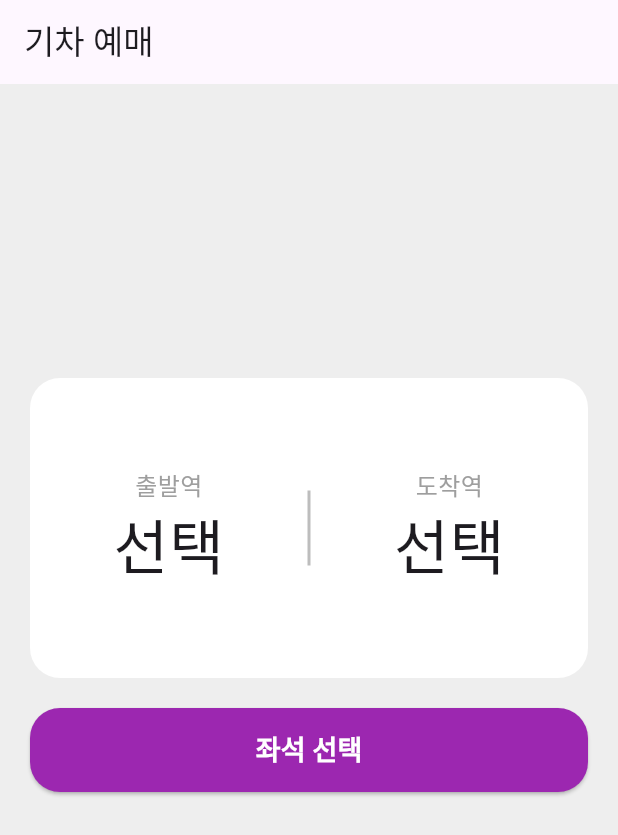
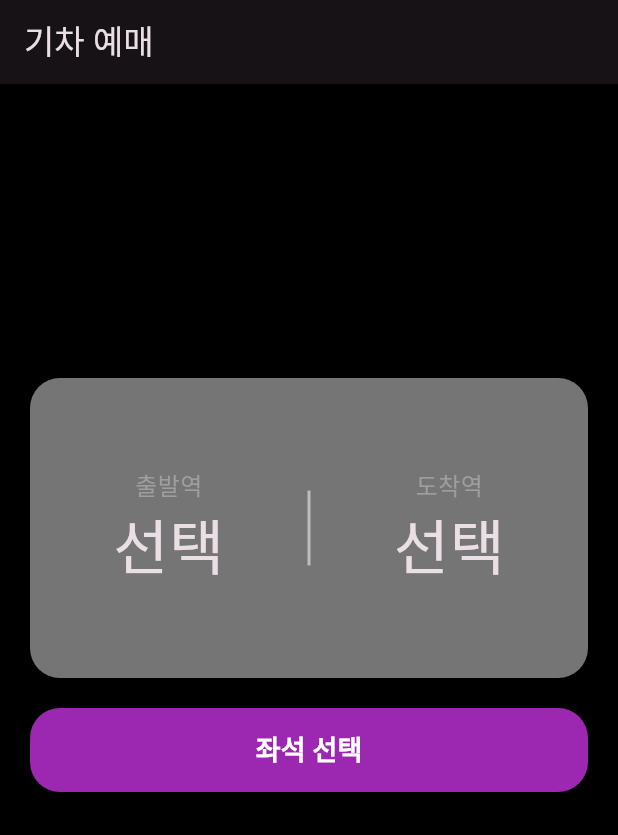
Before and after one commit to kywmania/flutter_train_app, a Flutter app: the screen it shows after launch, on a phone screen of 412 x 824 dp. Shown: the top 835 px of the screen. Run offline on Flutter 3.47's test engine with Material 3 defaults, Android fonts, the phone set to English and light mode, and no system bars.

Commit message:
Feat: 다크모드 기능 추가

```diff
--- a/lib/home_page.dart
+++ b/lib/home_page.dart
@@ -17,7 +17,7 @@ class _HomePageState extends State<HomePage> {
   @override
   Widget build(BuildContext context) {
     return Scaffold(
-      backgroundColor: Colors.grey[200],
+      backgroundColor: Theme.of(context).scaffoldBackgroundColor,
       appBar: AppBar(title: Text('기차 예매')),
       body: Padding(
         padding: const EdgeInsets.symmetric(horizontal: 20),
@@ -28,7 +28,7 @@ class _HomePageState extends State<HomePage> {
               width: double.infinity,
               height: 200,
               decoration: BoxDecoration(
-                color: Colors.white,
+                color: Theme.of(context).primaryColor,
                 borderRadius: BorderRadius.circular(20),
               ),
               child: Row(
--- a/lib/main.dart
+++ b/lib/main.dart
@@ -11,7 +11,26 @@ class MyApp extends StatelessWidget {
   @override
   Widget build(BuildContext context) {
     return MaterialApp(
+      themeMode: ThemeMode.dark,
       debugShowCheckedModeBanner: false,
+      theme: ThemeData(
+        colorScheme: ColorScheme.fromSeed(
+          seedColor: Colors.purple,
+          brightness: Brightness.light,
+          ),
+        scaffoldBackgroundColor: Colors.grey[200],
+        primaryColor: Colors.white,
+        unselectedWidgetColor: Colors.grey[300],
+      ),
+      darkTheme: ThemeData(
+        colorScheme: ColorScheme.fromSeed(
+          seedColor: Colors.purple,
+          brightness: Brightness.dark,
+          ),
+        scaffoldBackgroundColor: Colors.black,
+        primaryColor: Colors.grey[600],
+        unselectedWidgetColor: Colors.grey[600],
+      ),
       home: HomePage(),
     );
   }
--- a/lib/seat_page.dart
+++ b/lib/seat_page.dart
@@ -36,7 +36,7 @@ class _SeatPageState extends State<SeatPage> {
               children: [
                 exSeat(Colors.purple),
                 SizedBox(width: 20),
-                exSeat(Colors.grey.shade300),
+                exSeat(Theme.of(context).unselectedWidgetColor),
               ],
             ),
           ),
@@ -214,7 +214,7 @@ class _SeatPageState extends State<SeatPage> {
                   height: 50,
                   decoration: BoxDecoration(
                     color:
-                        selectedSeat[i][j] ? Colors.purple : Colors.grey[300],
+                        selectedSeat[i][j] ? Colors.purple : Theme.of(context).unselectedWidgetColor,
                     borderRadius: BorderRadius.circular(8),
                   ),
                 ),
--- a/lib/station_list_page.dart
+++ b/lib/station_list_page.dart
@@ -8,6 +8,7 @@ class StationListPage extends StatelessWidget {
   @override
   Widget build(BuildContext context) {
     return Scaffold(
+      backgroundColor: Theme.of(context).scaffoldBackgroundColor,
       appBar: AppBar(title: Text('출발역')),
       body: ListView(
         children: [
```
